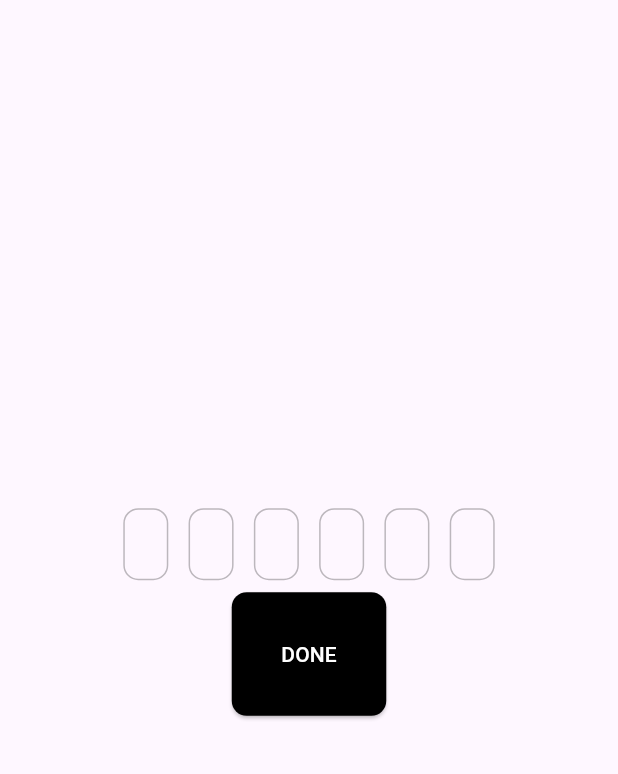
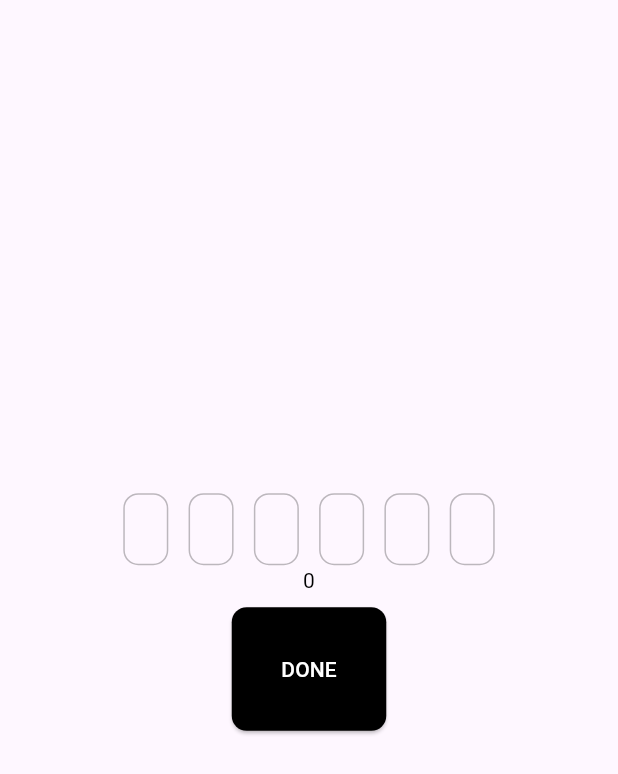
Before and after one commit to bekoorel/login-using-phone-flutter-app, a Flutter app: the INSERTOTP screen opened by its route, on a phone screen of 412 x 824 dp. Shown: the top 774 px of the screen. Run offline on Flutter 3.47's test engine with Material 3 defaults, Android fonts, the phone set to English and light mode, and no system bars; drawn by our look-alikes of otp_text_field; our stand-ins replace firebase_auth, firebase_core, flutter_riverpod, go_router; accounts and stored records are empty.

Commit message:
fix bg riverpod

```diff
--- a/lib/Features/Login_Using_Phone/interface/screens/enter_the_otp.dart
+++ b/lib/Features/Login_Using_Phone/interface/screens/enter_the_otp.dart
@@ -1,25 +1,35 @@
 import 'package:flutter/material.dart';
+import 'package:flutter_riverpod/flutter_riverpod.dart';
 import 'package:login_using_phone_v2/Features/Login_Using_Phone/logic/all_logic.dart';
+import 'package:login_using_phone_v2/colors/colors.dart';
+import 'package:otp_text_field/otp_field.dart';
 
 import '../widget/all_widget.dart';
 
 // ignore: must_be_immutable
-class INSERTOTP extends StatelessWidget {
+class INSERTOTP extends ConsumerWidget {
   INSERTOTP({super.key});
-  final TextEditingController otp = TextEditingController();
+  final OtpFieldController otp = OtpFieldController();
 
-  LOGICLOGIN logiclogin =LOGICLOGIN();
+  LOGICLOGIN logiclogin = LOGICLOGIN();
+
+
   @override
-  Widget build(BuildContext context) {
+  Widget build(BuildContext context,WidgetRef ref) {
+    final counter = ref.watch(countdownProvider);
     return Scaffold(
       body: Column(
         mainAxisAlignment: MainAxisAlignment.center,
         children: [
           Center(child: insertOTP(context, otp)),
+          Text(
+           /* counter > 0 ?*/ '$counter'/* : 'done'*/,
+            style: TextStyle(color: COLORS.black),
+          ),
           nextButton(
             context,
             "DONE",
-            () => logiclogin.submentotp(context,otp.text ),
+            () => logiclogin.submentotp(context, otp.toString()),
           ),
         ],
       ),
--- a/lib/main.dart
+++ b/lib/main.dart
@@ -1,5 +1,6 @@
 import 'package:firebase_core/firebase_core.dart';
 import 'package:flutter/material.dart';
+import 'package:flutter_riverpod/flutter_riverpod.dart';
 import 'package:go_router/go_router.dart';
 import 'package:login_using_phone_v2/firebase_options.dart';
 import 'package:login_using_phone_v2/router/page_router.dart';
@@ -7,7 +8,7 @@
 void main() async {
   WidgetsFlutterBinding.ensureInitialized();
   await Firebase.initializeApp(options: DefaultFirebaseOptions.currentPlatform);
-  runApp(const MyApp());
+  runApp(const ProviderScope(child: MyApp() ) );
 }
 
 class MyApp extends StatelessWidget {
--- a/pubspec.yaml
+++ b/pubspec.yaml
@@ -38,6 +38,7 @@ dependencies:
   go_router:
   firebase_auth: ^4.20.0
   firebase_core: ^2.32.0
+  flutter_riverpod:
 
 dev_dependencies:
   flutter_test:
```
Also changed, not shown: lib/Features/Login_Using_Phone/logic/all_logic.dart (+50 -17 lines), lib/Features/Login_Using_Phone/logic/firebase_phone_auth.dart (+18 -3 lines), pubspec.lock.
